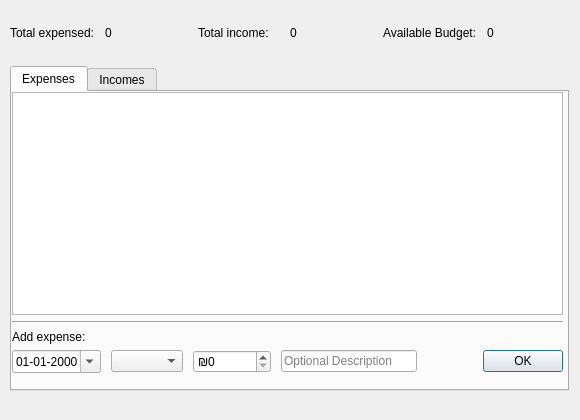
Old version of the form gui/expensesWindow.ui in the repository asaf123098/expensesCalculator.
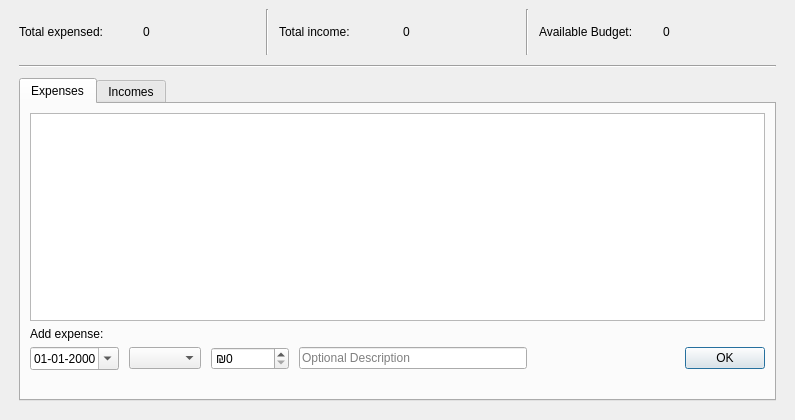
New version of the form.

What changed in the file:
```diff
--- a/gui/expensesWindow.ui
+++ b/gui/expensesWindow.ui
@@ -9,7 +9,7 @@
    <rect>
     <x>0</x>
     <y>0</y>
-    <width>580</width>
+    <width>795</width>
     <height>420</height>
    </rect>
   </property>
@@ -27,8 +27,8 @@
   </property>
   <property name="maximumSize">
    <size>
-    <width>580</width>
-    <height>420</height>
+    <width>10000</width>
+    <height>10000</height>
    </size>
   </property>
   <property name="windowTitle">
@@ -47,22 +47,24 @@
      <height>0</height>
     </size>
    </property>
-   <widget class="QWidget" name="verticalLayoutWidget">
-    <property name="geometry">
-     <rect>
-      <x>10</x>
-      <y>10</y>
-      <width>559</width>
-      <height>381</height>
-     </rect>
-    </property>
-    <layout class="QVBoxLayout" name="verticalLayout" stretch="1,7">
+   <layout class="QGridLayout" name="gridLayout">
+    <item row="0" column="0">
+     <layout class="QVBoxLayout" name="verticalLayout" stretch="1,0,7">
      <property name="spacing">
       <number>10</number>
      </property>
      <property name="sizeConstraint">
       <enum>QLayout::SetMinAndMaxSize</enum>
      </property>
+      <property name="leftMargin">
+       <number>10</number>
+      </property>
+      <property name="rightMargin">
+       <number>10</number>
+      </property>
+      <property name="bottomMargin">
+       <number>10</number>
+      </property>
      <item>
       <layout class="QHBoxLayout" name="horizontalLayout">
        <item>
@@ -79,6 +81,13 @@
          </property>
         </widget>
        </item>
+        <item>
+         <widget class="Line" name="line_2">
+          <property name="orientation">
+           <enum>Qt::Vertical</enum>
+          </property>
+         </widget>
+        </item>
        <item>
         <widget class="QLabel" name="label_3">
          <property name="text">
@@ -93,6 +102,13 @@
          </property>
         </widget>
        </item>
+        <item>
+         <widget class="Line" name="line_4">
+          <property name="orientation">
+           <enum>Qt::Vertical</enum>
+          </property>
+         </widget>
+        </item>
        <item>
         <widget class="QLabel" name="label_2">
          <property name="text">
@@ -109,6 +125,13 @@
        </item>
       </layout>
      </item>
+      <item>
+       <widget class="Line" name="line_5">
+        <property name="orientation">
+         <enum>Qt::Horizontal</enum>
+        </property>
+       </widget>
+      </item>
      <item>
       <widget class="QTabWidget" name="tabWidget">
        <property name="currentIndex">
@@ -118,26 +141,12 @@
         <attribute name="title">
          <string>Expenses</string>
         </attribute>
-        <widget class="QWidget" name="verticalLayoutWidget_5">
-         <property name="geometry">
-          <rect>
-           <x>0</x>
-           <y>0</y>
-           <width>551</width>
-           <height>301</height>
-          </rect>
-         </property>
-         <layout class="QVBoxLayout" name="verticalLayout_7" stretch="4,1,1">
+         <layout class="QGridLayout" name="gridLayout_2">
+          <item row="0" column="0">
+           <layout class="QVBoxLayout" name="verticalLayout_7" stretch="4,1">
           <item>
            <widget class="QTableWidget" name="expenses_table"/>
           </item>
-          <item>
-           <widget class="Line" name="line_3">
-            <property name="orientation">
-             <enum>Qt::Horizontal</enum>
-            </property>
-           </widget>
-          </item>
           <item>
            <layout class="QVBoxLayout" name="verticalLayout_8" stretch="1,6">
             <property name="spacing">
@@ -206,7 +215,8 @@
            </layout>
           </item>
          </layout>
-        </widget>
+          </item>
+         </layout>
        </widget>
        <widget class="QWidget" name="tab_2">
         <property name="toolTipDuration">
@@ -215,15 +225,8 @@
         <attribute name="title">
          <string>Incomes</string>
         </attribute>
-        <widget class="QWidget" name="verticalLayoutWidget_2">
-         <property name="geometry">
-          <rect>
-           <x>0</x>
-           <y>0</y>
-           <width>551</width>
-           <height>301</height>
-          </rect>
-         </property>
+         <layout class="QGridLayout" name="gridLayout_3">
+          <item row="0" column="0">
          <layout class="QVBoxLayout" name="verticalLayout_2" stretch="6,1,2">
           <item>
            <widget class="QTableWidget" name="incomes_table">
@@ -298,12 +301,14 @@
            </layout>
           </item>
          </layout>
+          </item>
+         </layout>
         </widget>
        </widget>
-      </widget>
-     </item>
-    </layout>
-   </widget>
+      </item>
+     </layout>
+    </item>
+   </layout>
   </widget>
   <widget class="QMenuBar" name="menubar">
    <property name="enabled">
@@ -313,7 +318,7 @@
     <rect>
      <x>0</x>
      <y>0</y>
-     <width>580</width>
+     <width>795</width>
      <height>21</height>
     </rect>
    </property>
```
Lines whose indentation alone changed are shown as unchanged.
